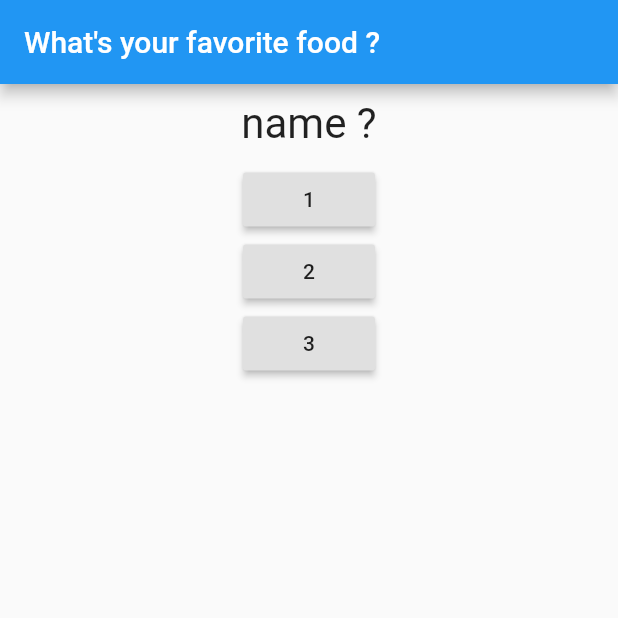
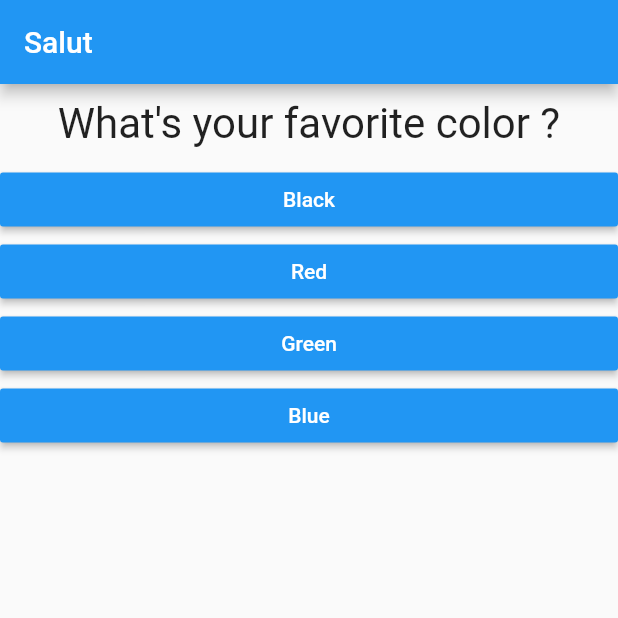
Before and after one commit to TiboLeGigot/UdemyCourse, a Flutter app: the screen it shows after launch, on a phone screen of 412 x 824 dp, the top half of it. Run offline on Flutter 3.47's test engine with Material 2 defaults, Android fonts, the light colour scheme and no system bars.

Commit message:
[Chapitre 47]

```diff
--- /dev/null
+++ b/lib/answer.dart
@@ -0,0 +1,21 @@
+import 'package:flutter/material.dart';
+
+class Answer extends StatelessWidget {
+  final Function selectHandler;
+  final String answerText;
+
+  Answer(this.selectHandler, this.answerText);
+
+  @override
+  Widget build(BuildContext context) {
+    return Container(
+      width: double.infinity,
+      child: RaisedButton(
+        child: Text(this.answerText),
+        textColor: Colors.white,
+        color: Colors.blue,
+        onPressed: selectHandler,
+      ),
+    );
+  }
+}
--- a/lib/main.dart
+++ b/lib/main.dart
@@ -1,6 +1,7 @@
 import 'package:flutter/material.dart';
 
 import './question.dart';
+import './answer.dart';
 
 void main() => runApp(MyApp());
 
@@ -13,12 +14,8 @@
 
 class _MyAppState extends State<MyApp> {
   var _questionIndex = 0;
-  var questions = [
-    "name ?",
-    "age ?",
-  ];
 
-  void answerQuestion() {
+  void _answerQuestion() {
     setState(() {
       _questionIndex++;
     });
@@ -27,28 +24,35 @@
 
   @override
   Widget build(BuildContext context) {
+    const questions = [
+      {
+        'questionText': "What's your favorite color ?",
+        'answers': ['Black', 'Red', 'Green', 'Blue'],
+      },
+      {
+        'questionText': "What's your favorite food ?",
+        'answers': ['Meat', 'French fries', 'Tomatoes'],
+      },
+      {
+        'questionText': "What's your favorite animal ?",
+        'answers': ['Rat-bite', 'Elephant', 'Lion'],
+      },
+    ];
+
     return MaterialApp(
       home: Scaffold(
         appBar: AppBar(
-          title: Text('What\'s your favorite food ?'),
+          title: Text('Salut'),
         ),
         body: Column(
           children: [
             Question(
-              questions[_questionIndex],
+              questions[_questionIndex]['questionText'],
             ),
-            RaisedButton(
-              onPressed: answerQuestion,
-              child: Text("1"),
-            ),
-            RaisedButton(
-              onPressed: answerQuestion,
-              child: Text('2'),
-            ),
-            RaisedButton(
-              onPressed: answerQuestion,
-              child: Text('3'),
-            ),
+            ...(questions[_questionIndex]['answers'] as List<String>)
+                .map((answer) {
+              return Answer(_answerQuestion, answer);
+            }).toList(),
           ],
         ),
       ),
```
